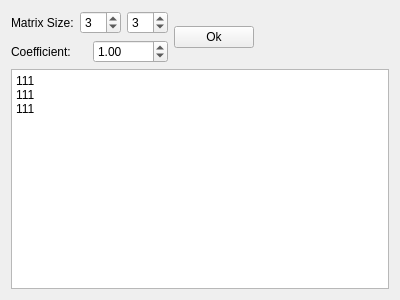
Old version of the form convolution.ui in the repository Snuux/ImageProcessingApp.
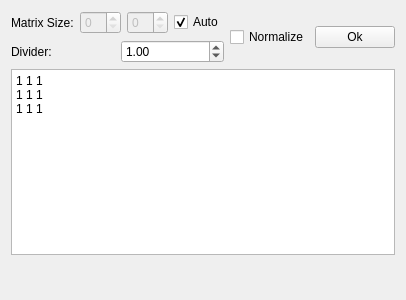
New version of the form.

```diff
--- a/convolution.ui
+++ b/convolution.ui
@@ -29,15 +29,31 @@
          </item>
          <item>
           <widget class="QSpinBox" name="spinBox">
+           <property name="enabled">
+            <bool>false</bool>
+           </property>
            <property name="value">
-            <number>3</number>
+            <number>0</number>
            </property>
           </widget>
          </item>
          <item>
           <widget class="QSpinBox" name="spinBox_2">
+           <property name="enabled">
+            <bool>false</bool>
+           </property>
            <property name="value">
-            <number>3</number>
+            <number>0</number>
+           </property>
+          </widget>
+         </item>
+         <item>
+          <widget class="QCheckBox" name="checkBox">
+           <property name="text">
+            <string>Auto</string>
+           </property>
+           <property name="checked">
+            <bool>true</bool>
            </property>
           </widget>
          </item>
@@ -48,7 +64,7 @@
          <item>
           <widget class="QLabel" name="label_2">
            <property name="text">
-            <string>Coefficient:</string>
+            <string>Divider:</string>
            </property>
           </widget>
          </item>
@@ -69,6 +85,13 @@
        </item>
       </layout>
      </item>
+     <item>
+      <widget class="QCheckBox" name="checkBox_2">
+       <property name="text">
+        <string>Normalize</string>
+       </property>
+      </widget>
+     </item>
      <item>
       <widget class="QPushButton" name="pushButton">
        <property name="text">
@@ -94,12 +117,25 @@
    <item>
     <widget class="QPlainTextEdit" name="plainTextEdit">
      <property name="plainText">
-      <string>111
-111
-111</string>
+      <string>1 1 1 
+1 1 1 
+1 1 1 </string>
      </property>
     </widget>
    </item>
+   <item>
+    <spacer name="verticalSpacer">
+     <property name="orientation">
+      <enum>Qt::Vertical</enum>
+     </property>
+     <property name="sizeHint" stdset="0">
+      <size>
+       <width>20</width>
+       <height>40</height>
+      </size>
+     </property>
+    </spacer>
+   </item>
   </layout>
  </widget>
  <resources/>
```
